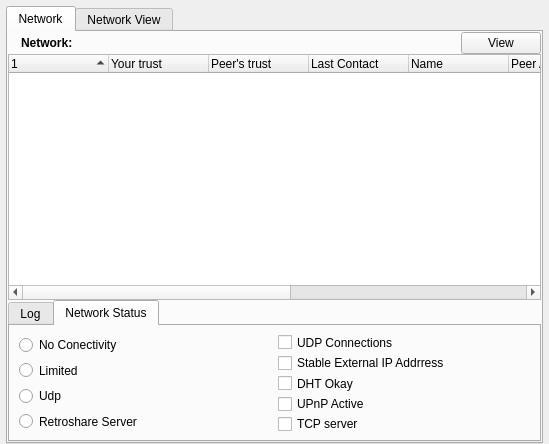
The window that retroshare-gui/src/gui/NetworkDialog.ui (RetroShare/RetroShare) describes before a commit, drawn with Qt 5.
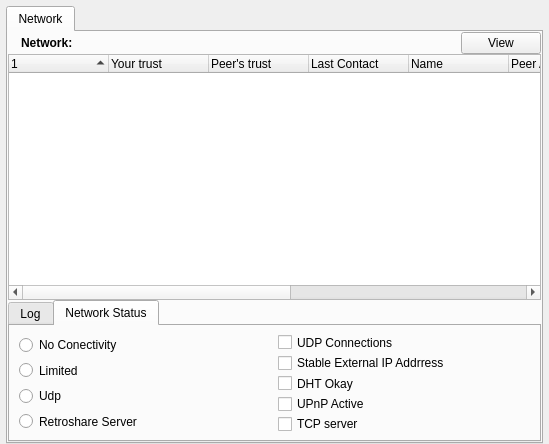
The same window after the commit. The open tabs and pages were chosen to show the change. Icons and pictures are not drawn.

Commit message: changend addtab method for network view translation doesnt worked before

What changed in the file:
```diff
--- a/retroshare-gui/src/gui/NetworkDialog.ui
+++ b/retroshare-gui/src/gui/NetworkDialog.ui
@@ -49,7 +49,19 @@
          <property name="margin" >
           <number>0</number>
          </property>
-         <property name="spacing" >
+         <property name="topMargin" >
+          <number>0</number>
+         </property>
+         <property name="rightMargin" >
+          <number>0</number>
+         </property>
+         <property name="bottomMargin" >
+          <number>0</number>
+         </property>
+         <property name="horizontalSpacing" >
+          <number>6</number>
+         </property>
+         <property name="verticalSpacing" >
           <number>6</number>
          </property>
          <item row="0" column="0" >
@@ -322,11 +334,6 @@
        </item>
       </layout>
      </widget>
-     <widget class="QWidget" name="networkviewTab" >
-      <attribute name="title" >
-       <string>Network View</string>
-      </attribute>
-     </widget>
     </widget>
    </item>
   </layout>
```
Left out of the diff: 40 changed lines with no effect on the pictures. The commit also changes 1 other file.
